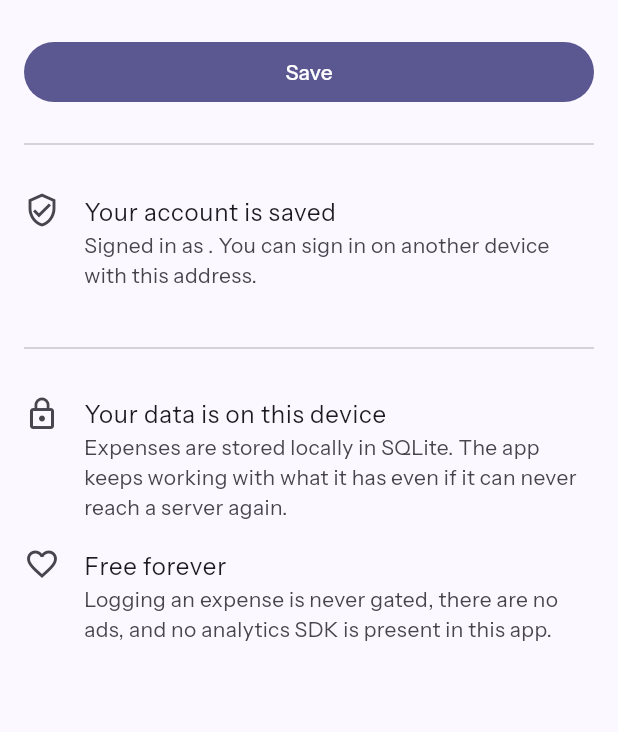
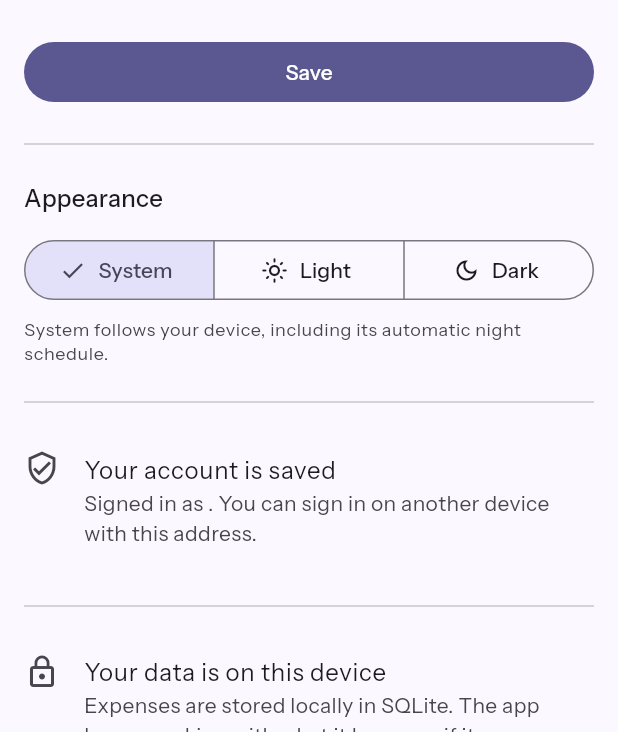
Before and after one commit to eigeninteractive/opensplit, a Flutter app: the SettingsScreen screen opened by its route, on a phone screen of 412 x 824 dp, the part 504-1236 px from its top. Run offline on Flutter 3.47's test engine with Material 3 defaults, Android fonts, the phone set to English and light mode, and no system bars; drawn by our look-alikes of dynamic_color; our stand-ins replace drift, drift_flutter, firebase_core, firebase_messaging, flutter_local_notifications, flutter_riverpod and 11 more; accounts and stored records are empty; generated files the repository leaves out were written again; network calls fail; project files that could hold a hidden picture were left out.

Commit message:
Let the user pick light or dark, and remember it
MaterialApp had both themes and no themeMode, so it silently took the default —
follow the platform — with no way to override. Following the platform is the
right default and stays it: an expense app is opened at a restaurant table at
night and in an office at midday, and the device already knows which. Choosing
for the user by default would be guessing against information the app does not
have.

Returning to system is stored by *forgetting*. Writing the word "system" would
make a fresh install and a deliberate return to system two different states
that mean the same thing, and only one of them would follow a later change to
what the default is. Removing the key collapses them.

A SegmentedButton rather than three radio tiles or a dropdown, because Material
3 defines it for this exact shape of choice: a small set of mutually exclusive
options, all worth showing at once, where the current one should be readable
without opening anything.

The controller lives in the presentation layer rather than beside the other
preferences in application/providers.dart. That file is deliberately free of
Flutter's UI library and ThemeMode is a Material type, so putting it there would
have dragged material.dart into the application layer for one enum. It follows
the manual NotifierProvider shape already used by the account prompt rather than
the codegen used in providers.dart, which keeps it a file with no generated
partner.

Tests cover the parts that are easy to get subtly wrong and impossible to
notice: that the default is system, that a choice survives a relaunch, that
going back to system clears the key rather than writing it, and that an
unrecognised stored value falls back instead of throwing.

Co-Authored-By: Claude Opus 5 <noreply@anthropic.com>

```diff
--- a/lib/presentation/app.dart
+++ b/lib/presentation/app.dart
@@ -6,6 +6,7 @@ import 'package:go_router/go_router.dart';
 import '../application/providers.dart';
 import 'router.dart';
 import 'theme.dart';
+import 'theme_mode.dart';
 
 class OpenSplitApp extends ConsumerStatefulWidget {
   const OpenSplitApp({super.key});
@@ -32,6 +33,9 @@ class _OpenSplitAppState extends ConsumerState<OpenSplitApp> {
         debugShowCheckedModeBanner: false,
         theme: buildTheme(Brightness.light, lightDynamic),
         darkTheme: buildTheme(Brightness.dark, darkDynamic),
+        // Both themes are always supplied, and this decides between them.
+        // Defaults to following the platform — see [ThemeModeController].
+        themeMode: ref.watch(themeModeProvider),
         routerConfig: _router,
       ),
     );
--- a/lib/presentation/screens/settings_screen.dart
+++ b/lib/presentation/screens/settings_screen.dart
@@ -5,6 +5,7 @@ import '../widgets/page_body.dart';
 import '../../application/providers.dart';
 import '../../config.dart';
 import '../../domain/settle/upi.dart';
+import '../theme_mode.dart';
 import '../widgets/account_section.dart';
 
 class SettingsScreen extends ConsumerStatefulWidget {
@@ -87,6 +88,8 @@ class _SettingsScreenState extends ConsumerState<SettingsScreen> {
             ),
             const SizedBox(height: 24),
             FilledButton(onPressed: _save, child: const Text('Save')),
+            const Divider(height: 48),
+            const _AppearanceSetting(),
             // Hidden entirely rather than shown broken when the build has
             // no FCM credentials, matching how every other integration behaves
             // here.
@@ -120,6 +123,63 @@ class _SettingsScreenState extends ConsumerState<SettingsScreen> {
           ],
         ),
       ),
+    );
+  }
+}
+
+/// Light, dark, or whatever the platform is doing.
+///
+/// A SegmentedButton rather than three radio tiles or a dropdown: Material 3
+/// defines it for exactly this shape of choice — a small set of mutually
+/// exclusive options, all worth showing at once, where the selected one should
+/// be readable without opening anything.
+class _AppearanceSetting extends ConsumerWidget {
+  const _AppearanceSetting();
+
+  @override
+  Widget build(BuildContext context, WidgetRef ref) {
+    final mode = ref.watch(themeModeProvider);
+
+    return Column(
+      crossAxisAlignment: CrossAxisAlignment.start,
+      children: [
+        Text('Appearance', style: Theme.of(context).textTheme.titleMedium),
+        const SizedBox(height: 12),
+        SizedBox(
+          width: double.infinity,
+          child: SegmentedButton<ThemeMode>(
+            segments: const [
+              ButtonSegment(
+                value: ThemeMode.system,
+                icon: Icon(Icons.brightness_auto_outlined),
+                label: Text('System'),
+              ),
+              ButtonSegment(
+                value: ThemeMode.light,
+                icon: Icon(Icons.light_mode_outlined),
+                label: Text('Light'),
+              ),
+              ButtonSegment(
+                value: ThemeMode.dark,
+                icon: Icon(Icons.dark_mode_outlined),
+                label: Text('Dark'),
+              ),
+            ],
+            selected: {mode},
+            // Single selection, so the set always holds exactly one.
+            onSelectionChanged: (selection) =>
+                ref.read(themeModeProvider.notifier).set(selection.first),
+          ),
+        ),
+        const SizedBox(height: 8),
+        Text(
+          'System follows your device, including its automatic night '
+          'schedule.',
+          style: Theme.of(context).textTheme.bodySmall?.copyWith(
+            color: Theme.of(context).colorScheme.onSurfaceVariant,
+          ),
+        ),
+      ],
     );
   }
 }
```
Also changed, not shown: lib/presentation/theme_mode.dart (added, +46 -0 lines), 1 other file.
